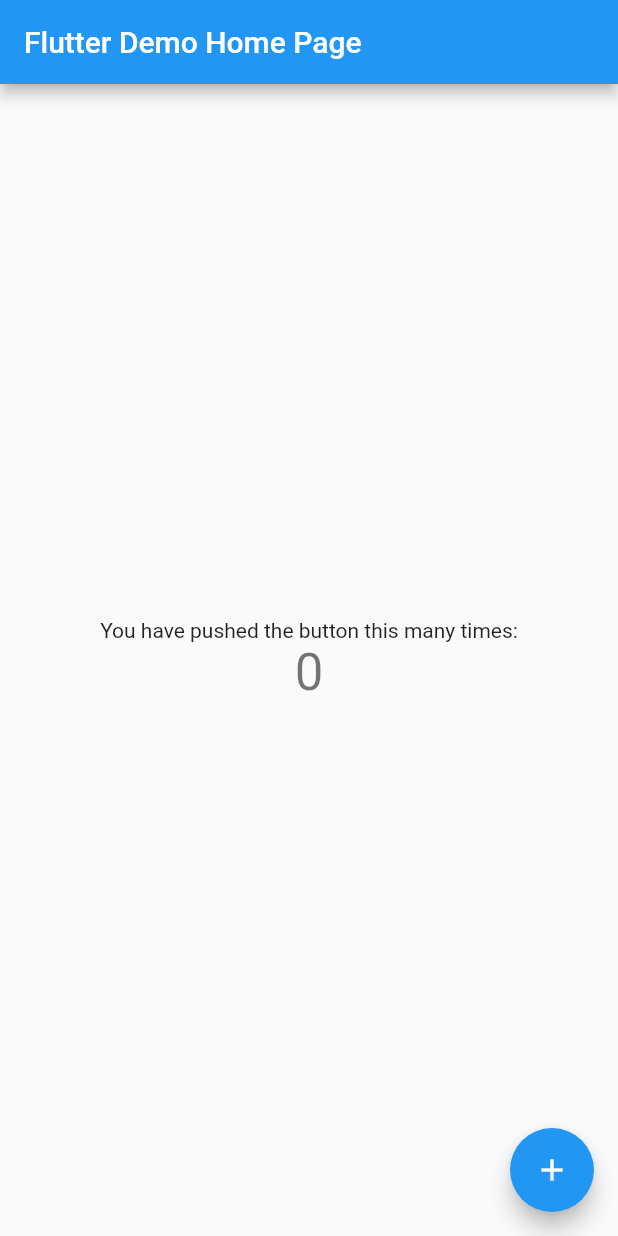
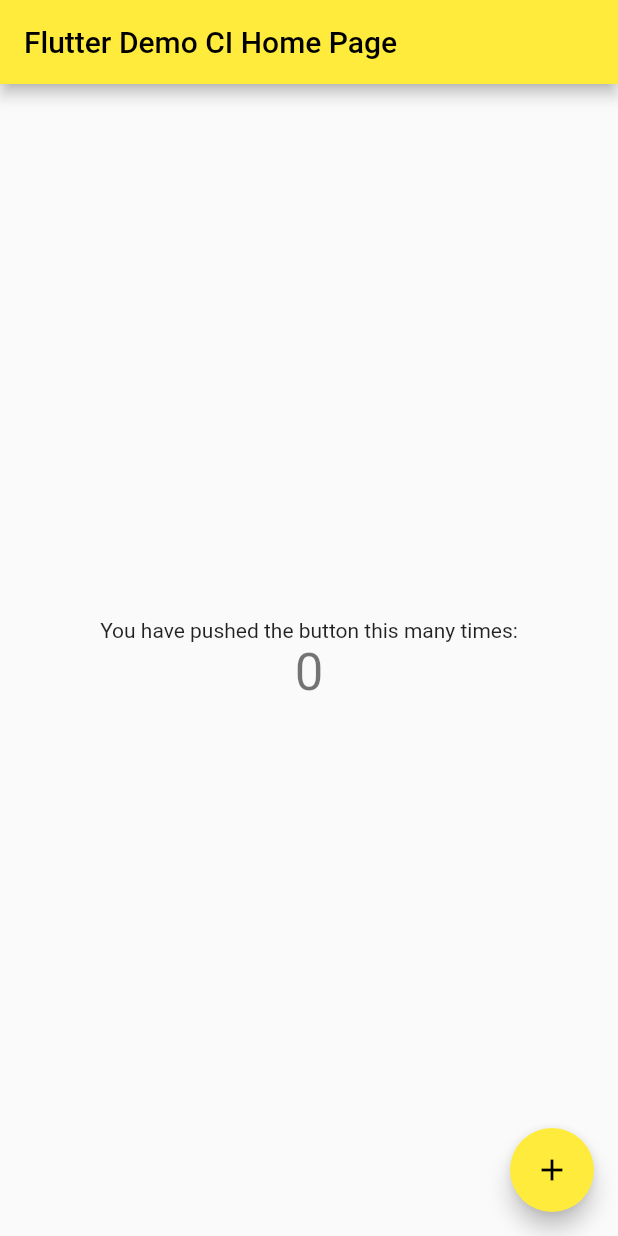
Before and after one commit to vinieanie/sample_project, a Flutter app: the screen it shows after launch, on a phone screen of 412 x 824 dp. Run offline on Flutter 3.47's test engine with Material 2 defaults, Android fonts, the phone set to English and light mode, and no system bars.

Commit message:
Second Commit

```diff
--- a/lib/main.dart
+++ b/lib/main.dart
@@ -11,7 +11,7 @@ class MyApp extends StatelessWidget {
   @override
   Widget build(BuildContext context) {
     return MaterialApp(
-      title: 'Flutter Demo',
+      title: 'Flutter CI/CD Demo',
       theme: ThemeData(
         // This is the theme of your application.
         //
@@ -22,9 +22,9 @@ class MyApp extends StatelessWidget {
         // or simply save your changes to "hot reload" in a Flutter IDE).
         // Notice that the counter didn't reset back to zero; the application
         // is not restarted.
-        primarySwatch: Colors.blue,
+        primarySwatch: Colors.yellow,
       ),
-      home: const MyHomePage(title: 'Flutter Demo Home Page'),
+      home: const MyHomePage(title: 'Flutter Demo CI Home Page'),
     );
   }
 }
```
